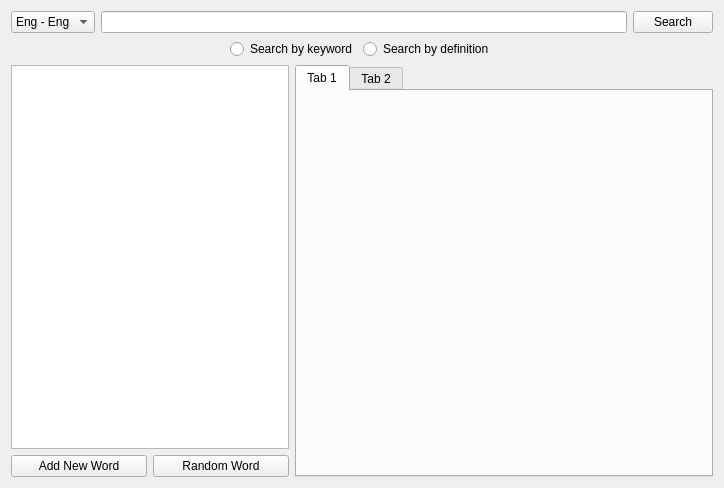
Before: the Qt Designer form widgetsearch.ui in sangpham2710/CS163-Project, drawn with Qt 5.
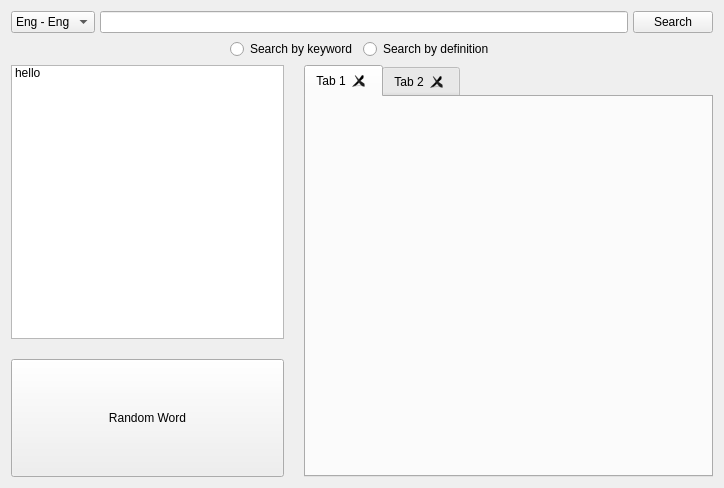
After: the same form once the commit is applied.

Commit message: fix space and stretch

Patch:
```diff
--- a/widgetsearch.ui
+++ b/widgetsearch.ui
@@ -20,6 +20,9 @@
       <layout class="QVBoxLayout" name="verticalLayoutSearch">
        <item>
         <layout class="QHBoxLayout" name="horizontalLayout" stretch="1,10,1">
+         <property name="spacing">
+          <number>5</number>
+         </property>
          <item>
           <widget class="QComboBox" name="comboBoxDictionaryType">
            <item>
@@ -109,22 +112,33 @@
      </item>
      <item>
       <layout class="QHBoxLayout" name="horizontalLayout_3" stretch="2,3">
+       <property name="spacing">
+        <number>20</number>
+       </property>
        <item>
-        <layout class="QVBoxLayout" name="verticalLayout">
+        <layout class="QVBoxLayout" name="verticalLayout" stretch="7,3">
+         <property name="spacing">
+          <number>20</number>
+         </property>
          <item>
-          <widget class="QListWidget" name="listWidgetHistory"/>
+          <widget class="QListWidget" name="listWidgetHistory">
+           <item>
+            <property name="text">
+             <string>hello</string>
+            </property>
+           </item>
+          </widget>
          </item>
          <item>
           <layout class="QHBoxLayout" name="horizontalLayout_2">
-           <item>
-            <widget class="QPushButton" name="pushButtonAddNewWord">
-             <property name="text">
-              <string>Add New Word</string>
-             </property>
-            </widget>
-           </item>
            <item>
             <widget class="QPushButton" name="pushButtonRandomWord">
+             <property name="sizePolicy">
+              <sizepolicy hsizetype="Minimum" vsizetype="Preferred">
+               <horstretch>0</horstretch>
+               <verstretch>0</verstretch>
+              </sizepolicy>
+             </property>
              <property name="text">
               <string>Random Word</string>
              </property>
@@ -136,6 +150,12 @@
        </item>
        <item>
         <widget class="QTabWidget" name="tabWidgetDefinition">
+         <property name="tabsClosable">
+          <bool>true</bool>
+         </property>
+         <property name="movable">
+          <bool>true</bool>
+         </property>
          <widget class="QWidget" name="tab">
           <attribute name="title">
            <string>Tab 1</string>
```
The commit also changes 13 other files.
